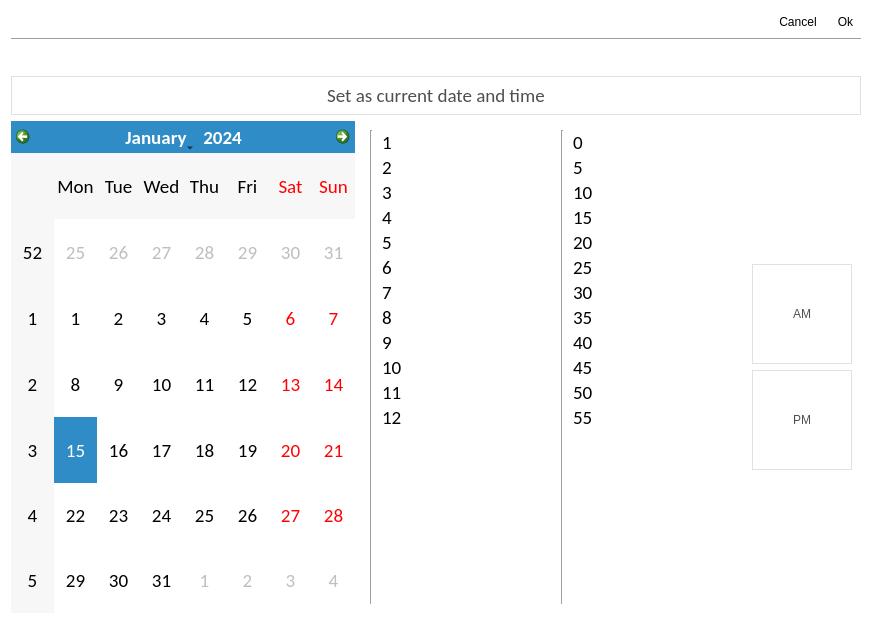
Above: src/roam/ui/ui_datatimerpicker.ui from roam-qgis/Roam before the change. Below: the same form after it.
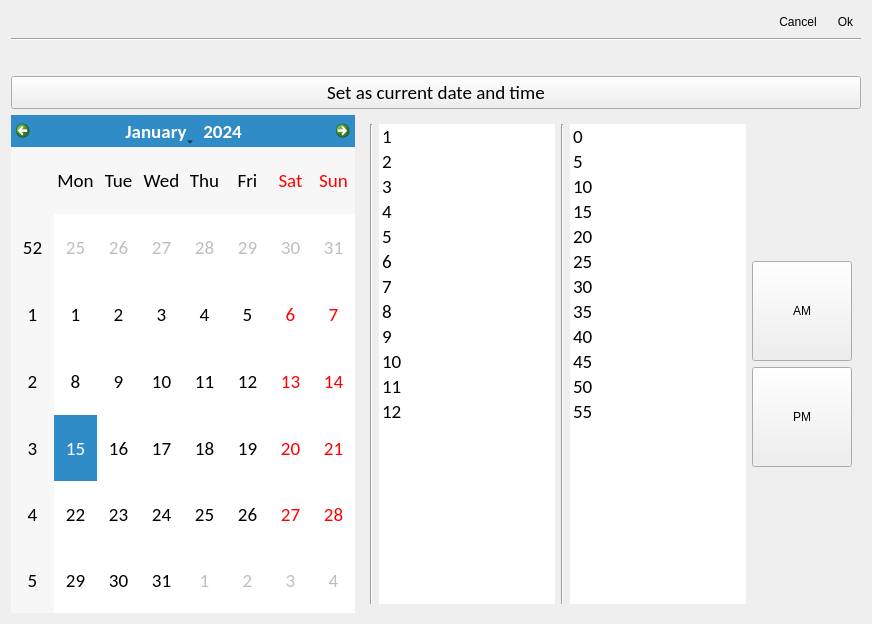
That is the form after the change. Icons and pictures are not drawn.

Diff of the .ui file:
```diff
--- a/src/roam/ui/ui_datatimerpicker.ui
+++ b/src/roam/ui/ui_datatimerpicker.ui
@@ -20,35 +20,7 @@
    <string>Form</string>
   </property>
   <property name="styleSheet">
-   <string notr="true">* {
-	font: 75 14pt &quot;Calibri&quot;;
-}
-
-QWidget#datatimerpicker { background-color: rgb(255, 255, 255); }
-
-QPushButton { 
-	border: 1px solid #e1e1e1;
-     padding: 6px;
-	color: #4f4f4f;
- }
-
-QPushButton:hover { 
-	border: 1px solid #e1e1e1;
-     padding: 6px;
-	background-color: rgb(211, 228, 255);
- }
-
-QPushButton:checked  { 
-	border: 1px solid #e1e1e1;
-     padding: 6px;
-	background-color: rgb(203, 203, 203);
- }
-
-QCheckBox {
-	color: #4f4f4f;
-}
-
-</string>
+   <string notr="true"/>
   </property>
   <layout class="QGridLayout" name="gridLayout_2">
    <item row="0" column="0" colspan="2">
@@ -155,7 +127,7 @@
       <font>
        <family>Calibri</family>
        <pointsize>14</pointsize>
-       <weight>9</weight>
+       <weight>50</weight>
        <italic>false</italic>
        <bold>false</bold>
       </font>
@@ -177,7 +149,7 @@
       <font>
        <family>Calibri</family>
        <pointsize>14</pointsize>
-       <weight>9</weight>
+       <weight>50</weight>
        <italic>false</italic>
        <bold>false</bold>
       </font>
@@ -199,7 +171,7 @@
          <font>
           <family>Calibri</family>
           <pointsize>14</pointsize>
-          <weight>9</weight>
+          <weight>50</weight>
           <italic>false</italic>
           <bold>false</bold>
          </font>
@@ -284,7 +256,7 @@
          <font>
           <family>Calibri</family>
           <pointsize>14</pointsize>
-          <weight>9</weight>
+          <weight>50</weight>
           <italic>false</italic>
           <bold>false</bold>
          </font>
```
Left out of the diff: 2 changed lines with no effect on the pictures.
